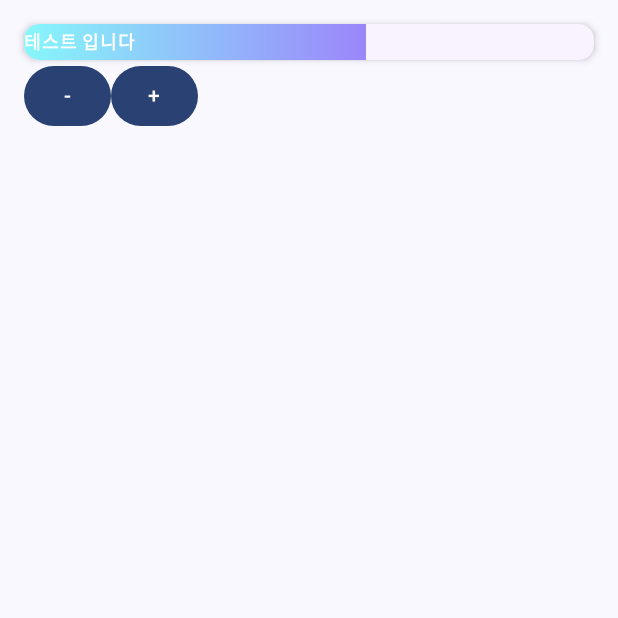
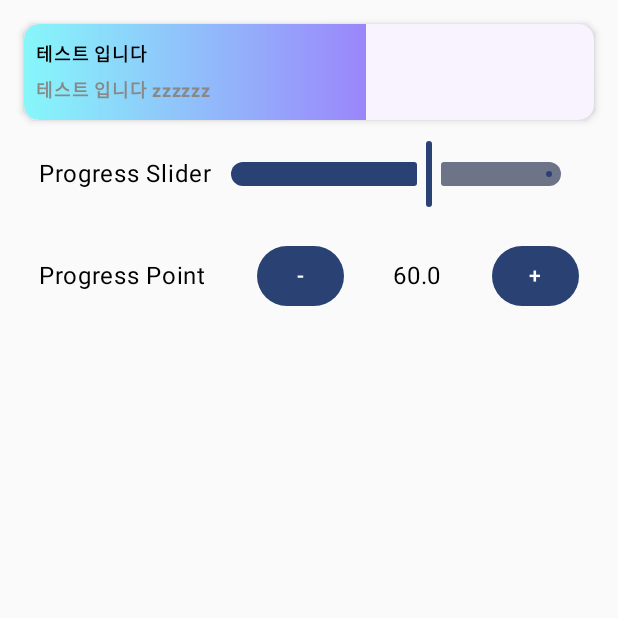
Before and after one commit to Hyuck9/ComposeProgressItem, an Android app built with Jetpack Compose: the screen it shows after launch (MainActivity), on a phone screen of 412 x 824 dp, the top half of it. Run offline under Robolectric (Android 15) with nearby library versions, the phone set to English and light mode, and no system bars.

```diff
--- a/app/src/main/java/io/github/hyuck9/progressitem/sample/MainActivity.kt
+++ b/app/src/main/java/io/github/hyuck9/progressitem/sample/MainActivity.kt
@@ -4,11 +4,9 @@ import android.os.Bundle
 import androidx.activity.ComponentActivity
 import androidx.activity.compose.setContent
 import androidx.compose.foundation.background
-import androidx.compose.foundation.layout.*
+import androidx.compose.foundation.layout.fillMaxSize
+import androidx.compose.foundation.layout.fillMaxWidth
 import androidx.compose.foundation.shape.RoundedCornerShape
-import androidx.compose.material3.Button
-import androidx.compose.material3.MaterialTheme
-import androidx.compose.material3.Surface
 import androidx.compose.material3.Text
 import androidx.compose.runtime.Composable
 import androidx.compose.ui.Modifier
@@ -22,6 +20,7 @@ import androidx.compose.ui.unit.dp
 import androidx.compose.ui.unit.sp
 import io.github.hyuck9.progressitem.ProgressItem
 import io.github.hyuck9.progressitem.sample.ui.theme.ProgressItemTheme
+import io.github.hyuck9.progressitem.sample.ui.view.SampleScreen
 
 class MainActivity : ComponentActivity() {
     override fun onCreate(savedInstanceState: Bundle?) {
@@ -29,46 +28,7 @@ class MainActivity : ComponentActivity() {
         setContent {
             ProgressItemTheme {
                 // A surface container using the 'background' color from the theme
-                Surface(
-                    modifier = Modifier.fillMaxSize(),
-                    color = MaterialTheme.colorScheme.background
-                ) {
-                    Column(
-                        modifier = Modifier.fillMaxWidth()
-                            .padding(16.dp)
-                    ) {
-                        ProgressItem(
-                            modifier = Modifier
-                                .fillMaxWidth()
-                                .shadow(elevation = 3.dp, shape = RoundedCornerShape(10.dp))
-                                .clip(RoundedCornerShape(10.dp))
-                                .background(Color(0xfff9f2ff)),
-                            brush = Brush.horizontalGradient(
-                                listOf(
-                                    Color(0xff86f7fa),
-                                    Color(0xff9b86fa)
-                                )
-                            ),
-                            percent = 60f
-                        ) {
-                            Text(
-                                text = "테스트 입니다",
-                                fontSize = 12.sp,
-                                fontWeight = FontWeight.Bold,
-                                color = Color.White
-                            )
-                        }
-
-                        Row() {
-                            Button(onClick = { /*TODO*/ }) {
-                                Text("-")
-                            }
-                            Button(onClick = { /*TODO*/ }) {
-                                Text("+")
-                            }
-                        }
-                    }
-                }
+                SampleScreen(modifier = Modifier.fillMaxSize())
             }
         }
     }
--- /dev/null
+++ b/app/src/main/java/io/github/hyuck9/progressitem/sample/ui/view/SampleScreen.kt
@@ -0,0 +1,91 @@
+package io.github.hyuck9.progressitem.sample.ui.view
+
+import androidx.compose.foundation.background
+import androidx.compose.foundation.layout.*
+import androidx.compose.foundation.shape.RoundedCornerShape
+import androidx.compose.material3.Button
+import androidx.compose.material3.Slider
+import androidx.compose.material3.Text
+import androidx.compose.runtime.*
+import androidx.compose.ui.Modifier
+import androidx.compose.ui.draw.clip
+import androidx.compose.ui.draw.shadow
+import androidx.compose.ui.graphics.Brush
+import androidx.compose.ui.graphics.Color
+import androidx.compose.ui.text.font.FontWeight
+import androidx.compose.ui.unit.dp
+import androidx.compose.ui.unit.sp
+import io.github.hyuck9.progressitem.ProgressItem
+import io.github.hyuck9.progressitem.sample.ui.view.component.SampleControl
+
+@Composable
+fun SampleScreen(
+    modifier: Modifier = Modifier
+) {
+
+    var progress by remember { mutableStateOf(60f) }
+
+    Column(
+        modifier = modifier
+            .fillMaxWidth()
+            .padding(16.dp)
+    ) {
+        ProgressItem(
+            modifier = Modifier
+                .fillMaxWidth()
+                .shadow(elevation = 3.dp, shape = RoundedCornerShape(10.dp))
+                .clip(RoundedCornerShape(10.dp))
+                .background(Color(0xfff9f2ff)),
+            brush = Brush.horizontalGradient(
+                listOf(
+                    Color(0xff86f7fa),
+                    Color(0xff9b86fa)
+                )
+            ),
+            percent = progress
+        ) {
+            Column(
+                modifier = Modifier
+                    .fillMaxWidth()
+                    .padding(8.dp)
+            ) {
+                Text(
+                    text = "테스트 입니다",
+                    fontSize = 12.sp,
+                    fontWeight = FontWeight.Bold
+                )
+                Text(
+                    text = "테스트 입니다 zzzzzz",
+                    fontSize = 12.sp,
+                    fontWeight = FontWeight.Bold,
+                    color = Color.Gray
+                )
+            }
+        }
+
+
+        Spacer(modifier = Modifier.height(2.dp))
+
+        SampleControl("Progress Slider") {
+            Slider(
+                modifier = Modifier.padding(horizontal = 10.dp),
+                value = progress / 100,
+                onValueChange = {
+                    progress = it * 100
+                }
+            )
+        }
+
+        SampleControl("Progress Point") {
+            Button(onClick = { if (progress > 0) progress-- }) {
+                Text("-")
+            }
+
+            Text(text = "$progress")
+
+            Button(onClick = { if (progress < 100) progress++ }) {
+                Text("+")
+            }
+        }
+    }
+}
--- /dev/null
+++ b/app/src/main/java/io/github/hyuck9/progressitem/sample/ui/view/component/SampleControl.kt
@@ -0,0 +1,28 @@
+package io.github.hyuck9.progressitem.sample.ui.view.component
+
+import androidx.compose.foundation.layout.Arrangement
+import androidx.compose.foundation.layout.Row
+import androidx.compose.foundation.layout.fillMaxWidth
+import androidx.compose.foundation.layout.padding
+import androidx.compose.material3.Text
+import androidx.compose.runtime.Composable
+import androidx.compose.ui.Alignment
+import androidx.compose.ui.Modifier
+import androidx.compose.ui.unit.dp
+
+@Composable
+fun SampleControl(
+    text: String,
+    content: @Composable () -> Unit
+) {
+    Row(
+        modifier = Modifier
+            .fillMaxWidth()
+            .padding(10.dp),
+        verticalAlignment = Alignment.CenterVertically,
+        horizontalArrangement = Arrangement.SpaceBetween
+    ) {
+        Text(text = text)
+        content()
+    }
+}
```
